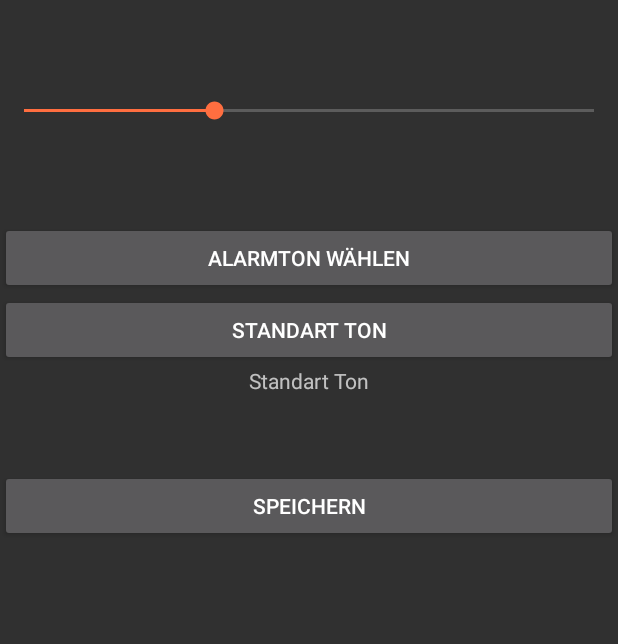
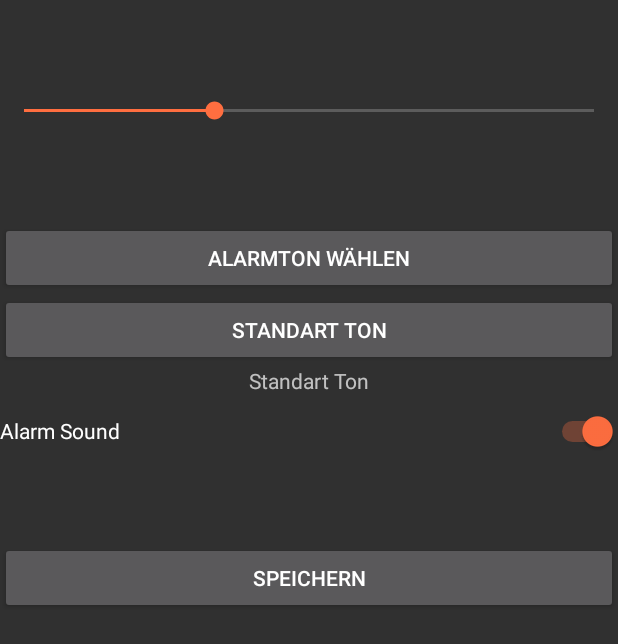
Before and after one commit to einfxchTimo/Pylon-Projekt, an Android app: the fragment SettingsFragment shown on its own in the app's theme, on a phone screen of 412 x 824 dp. Shown: the top 644 px of the screen. Run offline under Robolectric (Android 15) with nearby library versions, the phone set to English and light mode, and no system bars.

Commit message:
updated App

```diff
--- a/Android App/pilon_app/app/src/main/java/de/timo/pilon_app/SettingsFragment.java
+++ b/Android App/pilon_app/app/src/main/java/de/timo/pilon_app/SettingsFragment.java
@@ -11,6 +11,7 @@ import android.view.View;
 import android.view.ViewGroup;
 import android.widget.Button;
 import android.widget.SeekBar;
+import android.widget.Switch;
 import android.widget.TextView;
 
 import androidx.activity.result.ActivityResultLauncher;
@@ -24,6 +25,7 @@ public class SettingsFragment extends Fragment {
 
     TextView filePath;
     String path;
+    Boolean enabled;
     ActivityResultLauncher<Intent> someActivityResultLauncher;
 
     @Override
@@ -50,16 +52,20 @@ public class SettingsFragment extends Fragment {
         Button defaultButton = view.findViewById(R.id.default_sound);
         filePath = view.findViewById(R.id.file_path);
         Button saveButton = view.findViewById(R.id.save);
+        Switch ton = view.findViewById(R.id.switch1);
 
         SharedPreferences sharedPreferences = getActivity().getSharedPreferences("Settings", MODE_PRIVATE);
 
         int volume = sharedPreferences.getInt("Volume", 5);
         path = sharedPreferences.getString("Path", "Standart Ton");
+        enabled = sharedPreferences.getBoolean("Ton", true);
         volumeBar.setProgress(volume);
+        ton.setChecked(enabled);
         filePath.setText(path);
 
         saveButton.setOnClickListener(v -> {
             SharedPreferences.Editor editor = sharedPreferences.edit();
+            editor.putBoolean("Ton", ton.isChecked());
             editor.putInt("Volume", volumeBar.getProgress());
             editor.putString("Path", path);
             if(!Objects.equals(path, sharedPreferences.getString("Path", "Standart Ton")) && !Objects.equals(path, "Standart Ton")) {
--- a/Android App/pilon_app/app/src/main/res/layout/fragment_settings.xml
+++ b/Android App/pilon_app/app/src/main/res/layout/fragment_settings.xml
@@ -35,6 +35,13 @@
         android:gravity="center"
         android:text="Standart Ton" />
 
+    <Switch
+        android:id="@+id/switch1"
+        android:layout_width="match_parent"
+        android:layout_height="wrap_content"
+        android:minHeight="48dp"
+        android:text="Alarm Sound" />
+
     <Button
         android:id="@+id/save"
         android:layout_width="match_parent"
--- a/Android App/pilon_app/app/src/main/res/values/strings.xml
+++ b/Android App/pilon_app/app/src/main/res/values/strings.xml
@@ -1,5 +1,5 @@
 <resources>
-    <string name="app_name">Pilon App</string>
+    <string name="app_name">Pylon App</string>
     <string name="devices">Bluetooth Geräte</string>
 
     <string name="bluetooth_permission_title">Bluetooth permission</string>
```
Also changed, not shown: Android App/pilon_app/app/src/main/java/de/timo/pilon_app/ControlFragment.java (+8 -7 lines), Android App/pilon_app/app/src/main/java/de/timo/pilon_app/SerialSocket.java (+32 -5 lines).
